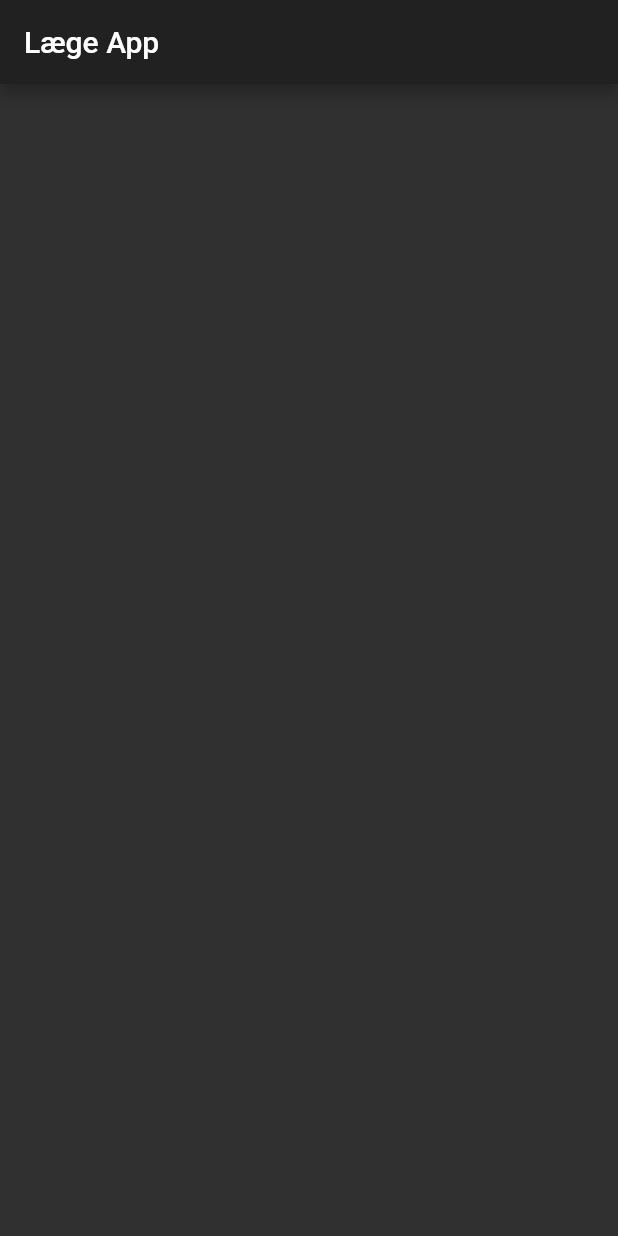
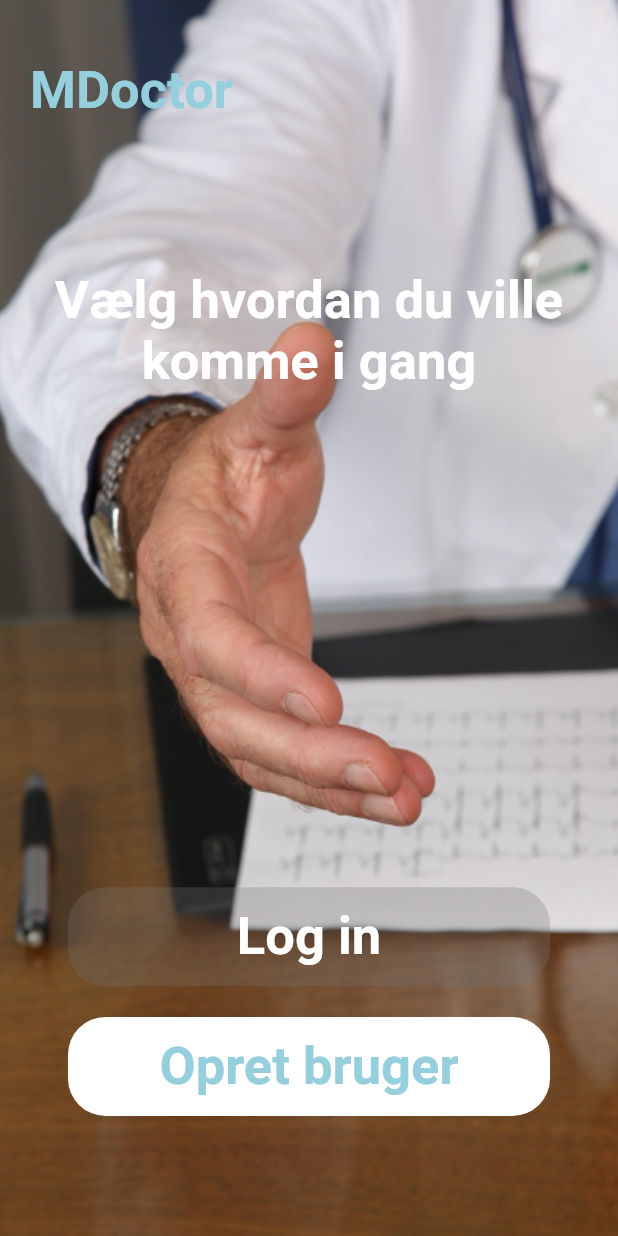
Before and after one commit to FreddyTheUseless/LaegeApp, a Flutter app: the screen it shows after launch, on a phone screen of 412 x 824 dp. Run offline on Flutter 3.47's test engine with Material 2 defaults, Android fonts, the phone set to English and light mode, and no system bars; Roboto replaces fonts that are missing (Helvetica Neue).

Commit message:
Added LaunchScreen

```diff
--- /dev/null
+++ b/laege_app/lib/components/launch_screen_components/launch_screen_button.dart
@@ -0,0 +1,45 @@
+// * Packages
+import 'package:flutter/material.dart';
+
+class LaunchScreenButton extends StatelessWidget {
+  const LaunchScreenButton({
+    @required this.screenSize,
+    @required this.onTap,
+    @required this.textColor,
+    @required this.text,
+    @required this.backgroundColor,
+  });
+
+  final Size screenSize;
+  final Function onTap;
+  final Color textColor;
+  final String text;
+  final Color backgroundColor;
+
+  @override
+  Widget build(BuildContext context) {
+    return GestureDetector(
+      onTap: onTap,
+      child: Container(
+        width: screenSize.width * 0.78,
+        height: screenSize.height * 0.08,
+        decoration: BoxDecoration(
+          color: backgroundColor,
+          borderRadius: BorderRadius.circular(25.0),
+        ),
+        child: Center(
+          child: Text(
+            text,
+            textAlign: TextAlign.center,
+            style: TextStyle(
+              fontFamily: "Helvetica Neue",
+              fontWeight: FontWeight.w700,
+              fontSize: 35,
+              color: textColor,
+            ),
+          ),
+        ),
+      ),
+    );
+  }
+}
--- /dev/null
+++ b/laege_app/lib/components/launch_screen_components/launch_screen_text.dart
@@ -0,0 +1,18 @@
+// * Packages
+import 'package:flutter/material.dart';
+
+class LaunchScreenText extends StatelessWidget {
+  @override
+  Widget build(BuildContext context) {
+    return Text(
+      'Vælg hvordan du ville komme i gang',
+      style: TextStyle(
+        fontFamily: "Helvetica Neue",
+        fontWeight: FontWeight.w700,
+        fontSize: 35,
+        color: Color(0xffffffff),
+      ),
+      textAlign: TextAlign.center,
+    );
+  }
+}
--- /dev/null
+++ b/laege_app/lib/components/launch_screen_components/top_app_title.dart
@@ -0,0 +1,22 @@
+// * Packages
+import 'package:flutter/material.dart';
+
+class TopAppTitle extends StatelessWidget {
+  @override
+  Widget build(BuildContext context) {
+    return Row(
+      mainAxisAlignment: MainAxisAlignment.start,
+      children: <Widget>[
+        Text(
+          'MDoctor',
+          style: TextStyle(
+            fontFamily: "Helvetica Neue",
+            fontWeight: FontWeight.w700,
+            fontSize: 35,
+            color: Color(0xff95cfdd),
+          ),
+        ),
+      ],
+    );
+  }
+}
--- a/laege_app/lib/main.dart
+++ b/laege_app/lib/main.dart
@@ -1,4 +1,7 @@
+// * Packages
 import 'package:flutter/material.dart';
+// * Screens
+import './screens/authentication-screens/launch_screen.dart';
 
 void main() => runApp(MyApp());
 
@@ -10,11 +13,10 @@ class MyApp extends StatelessWidget {
       title: 'Laege App',
       debugShowCheckedModeBanner: false,
       theme: ThemeData.dark(),
-      home: Scaffold(
-        appBar: AppBar(
-          title: Text('Læge App'),
-        ),
-      ),
+      initialRoute: LaunchScreen.routeName,
+      routes: {
+        LaunchScreen.routeName: (context) => LaunchScreen(),
+      },
     );
   }
 }
--- /dev/null
+++ b/laege_app/lib/screens/authentication-screens/launch_screen.dart
@@ -0,0 +1,56 @@
+// * Dart
+import 'dart:ui';
+// * Packages
+import 'package:flutter/material.dart';
+import 'package:flutter/cupertino.dart';
+// * Components
+import '../../components/launch_screen_components/top_app_title.dart';
+import '../../components/launch_screen_components/launch_screen_text.dart';
+import '../../components/launch_screen_components/launch_screen_button.dart';
+
+class LaunchScreen extends StatelessWidget {
+  static const routeName = '/launch-screen';
+
+  @override
+  Widget build(BuildContext context) {
+    Size screenSize = MediaQuery.of(context).size;
+    return Scaffold(
+      body: Container(
+        padding: EdgeInsets.symmetric(horizontal: 20.0, vertical: 40.0),
+        width: double.infinity,
+        height: double.infinity,
+        decoration: BoxDecoration(
+          image: DecorationImage(
+            image: AssetImage(
+              'assets/images/baggrund.png',
+            ),
+            fit: BoxFit.cover,
+          ),
+        ),
+        child: Column(
+          children: <Widget>[
+            TopAppTitle(),
+            SizedBox(height: screenSize.height * 0.12),
+            LaunchScreenText(),
+            SizedBox(height: screenSize.height * 0.4),
+            LaunchScreenButton(
+              screenSize: screenSize,
+              backgroundColor: Color(0x49747474),
+              text: 'Log in',
+              textColor: Color(0xffffffff),
+              onTap: () {},
+            ),
+            SizedBox(height: screenSize.height * 0.025),
+            LaunchScreenButton(
+              screenSize: screenSize,
+              backgroundColor: Color(0xffffffff),
+              text: 'Opret bruger',
+              textColor: Color(0xff95CFDD),
+              onTap: () {},
+            ),
+          ],
+        ),
+      ),
+    );
+  }
+}
```
Also changed, not shown: laege_app/pubspec.yaml (+3 -4 lines), laege_app/assets/images/baggrund.png (added).
